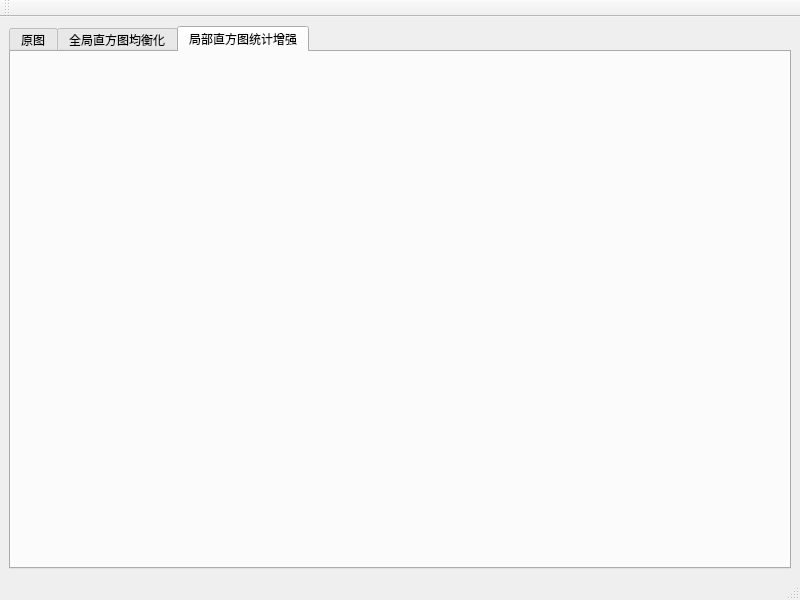
Before: the Qt Designer form DIP-src/mainwindow.ui in miRoox/HIT-DigitalImageProcessing-Postgraduate, drawn with Qt 5.
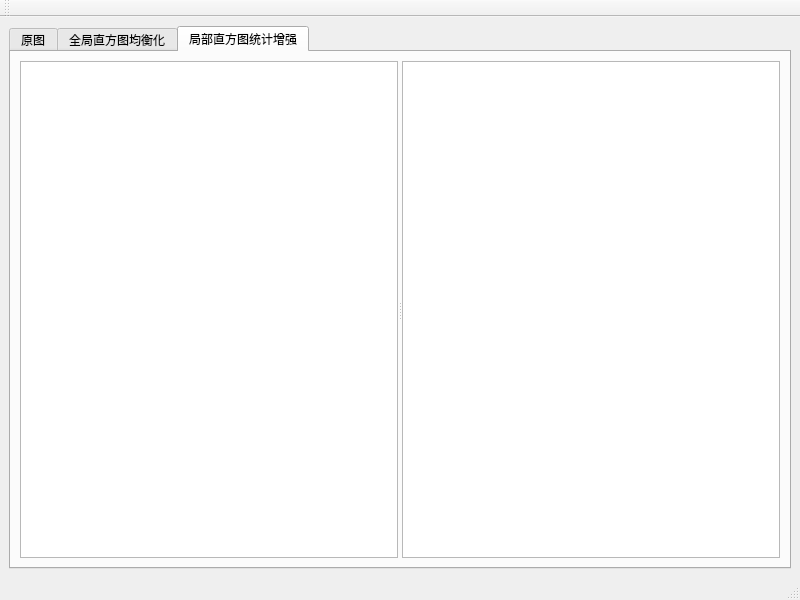
After: the same form once the commit is applied. The open tabs and pages were chosen to show the change. Custom widgets are drawn as their Qt base class.

Commit message: 完善界面

```diff
--- a/DIP-src/mainwindow.ui
+++ b/DIP-src/mainwindow.ui
@@ -56,6 +56,17 @@
        <attribute name="title">
         <string>局部直方图统计增强</string>
        </attribute>
+       <layout class="QVBoxLayout" name="verticalLayout">
+        <item>
+         <widget class="QSplitter" name="splitter_3">
+          <property name="orientation">
+           <enum>Qt::Horizontal</enum>
+          </property>
+          <widget class="QGraphicsView" name="localEnhView"/>
+          <widget class="QtCharts::QChartView" name="localEnhHistView"/>
+         </widget>
+        </item>
+       </layout>
       </widget>
      </widget>
     </item>
```
Left out of the diff: 2 changed lines with no effect on the pictures.
